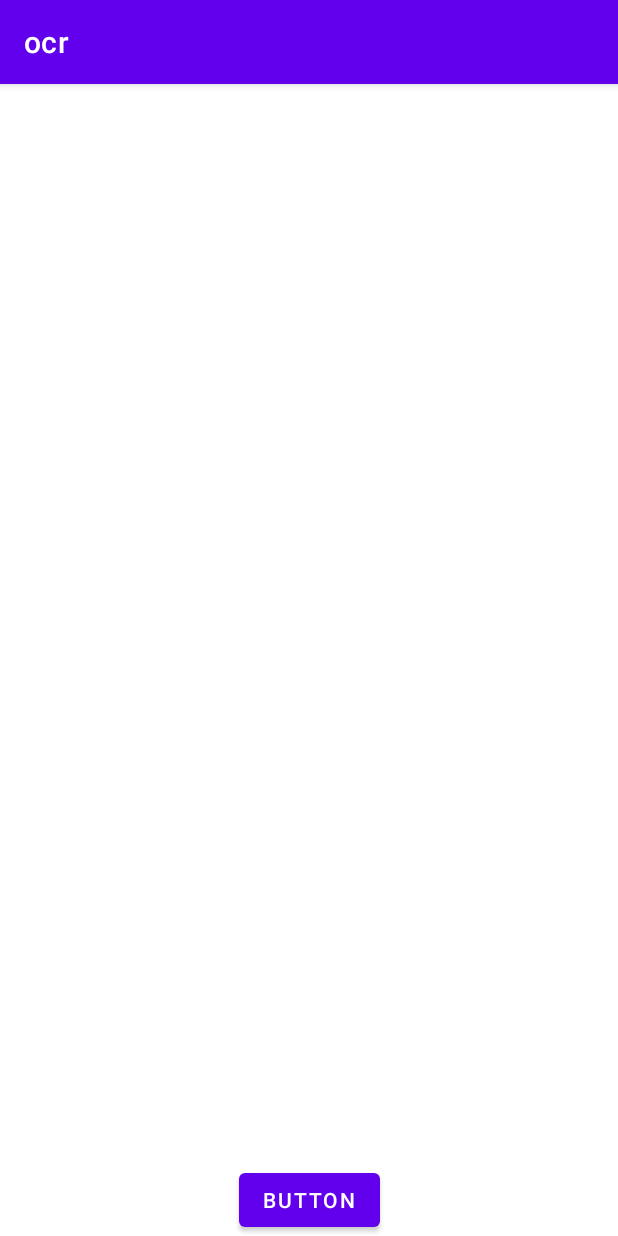
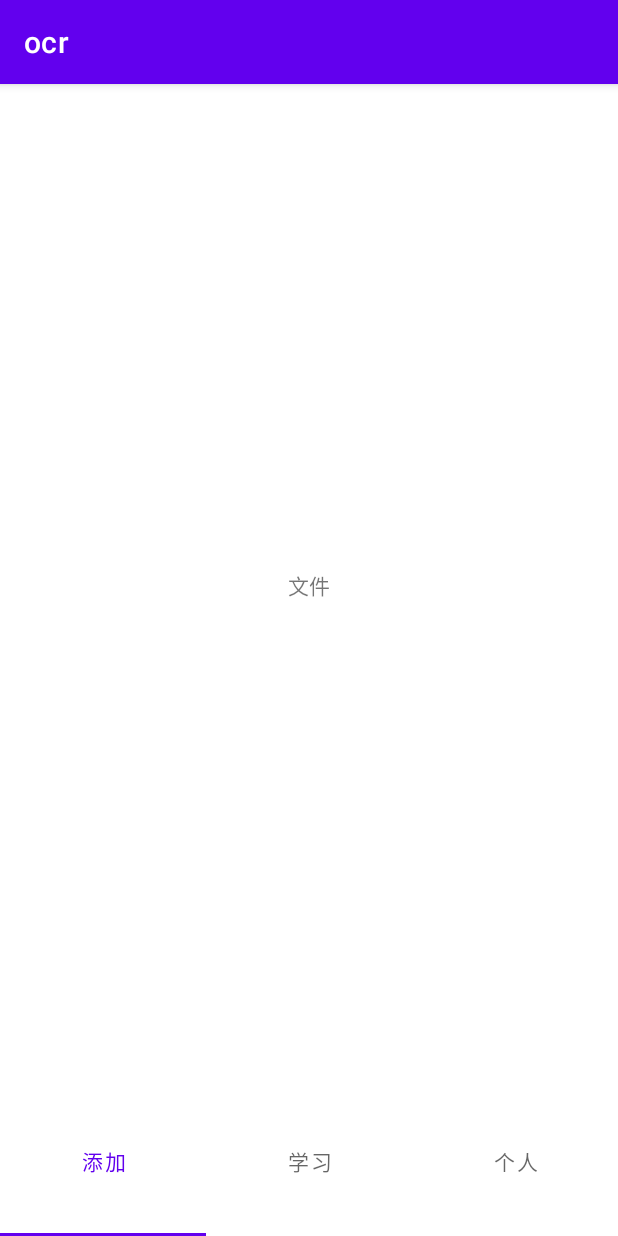
Before and after one commit to 15029291643/ocr, an Android app: the screen it shows after launch (CameraActivity before the commit, HomeActivity after it), on a phone screen of 412 x 824 dp. Run offline under Robolectric (Android 15) with nearby library versions, the phone set to English and light mode, and no system bars.

Commit message:
添加了滑动UI界面

```diff
--- a/app/src/main/AndroidManifest.xml
+++ b/app/src/main/AndroidManifest.xml
@@ -6,7 +6,6 @@
     <uses-permission android:name="android.permission.INTERNET" />
 
     <application
-
         android:allowBackup="true"
         android:dataExtractionRules="@xml/data_extraction_rules"
         android:fullBackupContent="@xml/backup_rules"
@@ -16,6 +15,10 @@
         android:supportsRtl="true"
         android:theme="@style/Theme.Ocr"
         tools:targetApi="31">
+        <activity
+            android:name=".ui.HomeActivity"
+            android:exported="false" />
+
         <provider
             android:name="androidx.core.content.FileProvider"
             android:authorities="com.example.ocr.provider"
@@ -25,6 +28,7 @@
                 android:name="android.support.FILE_PROVIDER_PATHS"
                 android:resource="@xml/file_path" />
         </provider>
+
         <activity
             android:name=".ui.CameraActivity"
             android:exported="false" />
--- a/app/src/main/java/com/example/ocr/MainActivity.java
+++ b/app/src/main/java/com/example/ocr/MainActivity.java
@@ -15,6 +15,7 @@ import com.example.ocr.logic.util.Base64Utils;
 import com.example.ocr.logic.util.ExcelUtils;
 import com.example.ocr.logic.util.RetrofitUtils;
 import com.example.ocr.ui.CameraActivity;
+import com.example.ocr.ui.HomeActivity;
 
 import java.io.File;
 import java.io.FileOutputStream;
@@ -53,7 +54,7 @@ public class MainActivity extends AppCompatActivity {
         } catch (IOException e) {
             e.printStackTrace();
         }*/
-        startActivity(new Intent(this, CameraActivity.class));
+        startActivity(new Intent(this, HomeActivity.class));
     }
 
     public static Context getContext() {
--- /dev/null
+++ b/app/src/main/java/com/example/ocr/ui/FileFragment.java
@@ -0,0 +1,66 @@
+package com.example.ocr.ui;
+
+import android.os.Bundle;
+
+import androidx.fragment.app.Fragment;
+
+import android.view.LayoutInflater;
+import android.view.View;
+import android.view.ViewGroup;
+
+import com.example.ocr.R;
+
+/**
+ * A simple {@link Fragment} subclass.
+ * Use the {@link FileFragment#newInstance} factory method to
+ * create an instance of this fragment.
+ */
+public class FileFragment extends Fragment {
+
+    // TODO: Rename parameter arguments, choose names that match
+    // the fragment initialization parameters, e.g. ARG_ITEM_NUMBER
+    private static final String ARG_PARAM1 = "param1";
+    private static final String ARG_PARAM2 = "param2";
+
+    // TODO: Rename and change types of parameters
+    private String mParam1;
+    private String mParam2;
+
+    public FileFragment() {
+        // Required empty public constructor
+    }
+
+    /**
+     * Use this factory method to create a new instance of
+     * this fragment using the provided parameters.
+     *
+     * @param param1 Parameter 1.
+     * @param param2 Parameter 2.
+     * @return A new instance of fragment FileFragment.
+     */
+    // TODO: Rename and change types and number of parameters
+    public static FileFragment newInstance(String param1, String param2) {
+        FileFragment fragment = new FileFragment();
+        Bundle args = new Bundle();
+        args.putString(ARG_PARAM1, param1);
+        args.putString(ARG_PARAM2, param2);
+        fragment.setArguments(args);
+        return fragment;
+    }
+
+    @Override
+    public void onCreate(Bundle savedInstanceState) {
+        super.onCreate(savedInstanceState);
+        if (getArguments() != null) {
+            mParam1 = getArguments().getString(ARG_PARAM1);
+            mParam2 = getArguments().getString(ARG_PARAM2);
+        }
+    }
+
+    @Override
+    public View onCreateView(LayoutInflater inflater, ViewGroup container,
+                             Bundle savedInstanceState) {
+        // Inflate the layout for this fragment
+        return inflater.inflate(R.layout.fragment_file, container, false);
+    }
+}
--- /dev/null
+++ b/app/src/main/java/com/example/ocr/ui/HomeActivity.java
@@ -0,0 +1,27 @@
+package com.example.ocr.ui;
+
+import androidx.annotation.NonNull;
+import androidx.appcompat.app.AppCompatActivity;
+
+import android.os.Bundle;
+
+import com.example.ocr.databinding.ActivityHomeBinding;
+import com.google.android.material.tabs.TabLayout;
+import com.google.android.material.tabs.TabLayoutMediator;
+
+public class HomeActivity extends AppCompatActivity {
+
+    private com.example.ocr.databinding.ActivityHomeBinding mBinding;
+
+    @Override
+    protected void onCreate(Bundle savedInstanceState) {
+        super.onCreate(savedInstanceState);
+        mBinding = ActivityHomeBinding.inflate(getLayoutInflater());
+        setContentView(mBinding.getRoot());
+        String[] tags = {"添加", "学习", "个人"};
+        mBinding.homeViewPager.setAdapter(new HomeAdapter(this));
+        new TabLayoutMediator(mBinding.homeTabLayout, mBinding.homeViewPager, (tab, position) -> {
+            tab.setText(tags[position]);
+        }).attach();
+    }
+}
--- /dev/null
+++ b/app/src/main/java/com/example/ocr/ui/HomeAdapter.java
@@ -0,0 +1,37 @@
+package com.example.ocr.ui;
+
+import androidx.annotation.NonNull;
+import androidx.fragment.app.Fragment;
+import androidx.fragment.app.FragmentActivity;
+import androidx.fragment.app.FragmentManager;
+import androidx.lifecycle.Lifecycle;
+import androidx.recyclerview.widget.RecyclerView;
+import androidx.viewpager2.adapter.FragmentStateAdapter;
+
+import java.util.ArrayList;
+import java.util.Arrays;
+import java.util.List;
+
+public class HomeAdapter extends FragmentStateAdapter {
+    private final List<Fragment> mFragments = new ArrayList<>(Arrays.asList(
+            new FileFragment(),
+            new PersonFragment(),
+            new PersonFragment()
+    ));
+
+    public HomeAdapter(@NonNull FragmentActivity fragmentActivity) {
+        super(fragmentActivity);
+    }
+
+
+    @NonNull
+    @Override
+    public Fragment createFragment(int position) {
+        return mFragments.get(position);
+    }
+
+    @Override
+    public int getItemCount() {
+        return mFragments.size();
+    }
+}
--- /dev/null
+++ b/app/src/main/java/com/example/ocr/ui/PersonFragment.java
@@ -0,0 +1,21 @@
+package com.example.ocr.ui;
+
+import android.os.Bundle;
+
+import androidx.fragment.app.Fragment;
+
+import android.view.LayoutInflater;
+import android.view.View;
+import android.view.ViewGroup;
+
+import com.example.ocr.R;
+
+public class PersonFragment extends Fragment {
+
+    @Override
+    public View onCreateView(LayoutInflater inflater, ViewGroup container,
+                             Bundle savedInstanceState) {
+        // Inflate the layout for this fragment
+        return inflater.inflate(R.layout.fragment_person, container, false);
+    }
+}
--- /dev/null
+++ b/app/src/main/res/layout/activity_home.xml
@@ -0,0 +1,29 @@
+<?xml version="1.0" encoding="utf-8"?>
+<androidx.constraintlayout.widget.ConstraintLayout xmlns:android="http://schemas.android.com/apk/res/android"
+    xmlns:app="http://schemas.android.com/apk/res-auto"
+    xmlns:tools="http://schemas.android.com/tools"
+    android:layout_width="match_parent"
+    android:layout_height="match_parent"
+    tools:context=".ui.HomeActivity">
+
+    <androidx.viewpager2.widget.ViewPager2
+        android:id="@+id/home_viewPager"
+        android:layout_width="0dp"
+        android:layout_height="0dp"
+        app:layout_constraintBottom_toTopOf="@+id/home_tabLayout"
+        app:layout_constraintEnd_toEndOf="parent"
+        app:layout_constraintHorizontal_bias="0.5"
+        app:layout_constraintStart_toStartOf="parent"
+        app:layout_constraintTop_toTopOf="parent" />
+
+    <com.google.android.material.tabs.TabLayout
+        android:id="@+id/home_tabLayout"
+        android:layout_width="0dp"
+        android:layout_height="100dp"
+        app:layout_constraintBottom_toBottomOf="parent"
+        app:layout_constraintEnd_toEndOf="parent"
+        app:layout_constraintHorizontal_bias="0.5"
+        app:layout_constraintStart_toStartOf="parent"
+        app:layout_constraintTop_toBottomOf="@+id/home_viewPager" />
+
+</androidx.constraintlayout.widget.ConstraintLayout>
--- /dev/null
+++ b/app/src/main/res/layout/fragment_file.xml
@@ -0,0 +1,20 @@
+<?xml version="1.0" encoding="utf-8"?>
+<androidx.constraintlayout.widget.ConstraintLayout xmlns:android="http://schemas.android.com/apk/res/android"
+    xmlns:app="http://schemas.android.com/apk/res-auto"
+    xmlns:tools="http://schemas.android.com/tools"
+    android:layout_width="match_parent"
+    android:layout_height="match_parent"
+    tools:context=".ui.FileFragment">
+
+    <!-- TODO: Update blank fragment layout -->
+    <TextView
+        android:id="@+id/textView"
+        android:layout_width="wrap_content"
+        android:layout_height="wrap_content"
+        android:text="文件"
+        app:layout_constraintBottom_toBottomOf="parent"
+        app:layout_constraintEnd_toEndOf="parent"
+        app:layout_constraintStart_toStartOf="parent"
+        app:layout_constraintTop_toTopOf="parent" />
+
+</androidx.constraintlayout.widget.ConstraintLayout>
--- a/app/src/main/res/values/strings.xml
+++ b/app/src/main/res/values/strings.xml
@@ -1,3 +1,5 @@
 <resources>
     <string name="app_name">ocr</string>
+    <!-- TODO: Remove or change this placeholder text -->
+    <string name="hello_blank_fragment">Hello blank fragment</string>
 </resources>
```
Also changed, not shown: app/src/main/res/layout/fragment_person.xml (added, +20 -0 lines), app/src/main/res/menu/menu_home.xml (added, +14 -0 lines).
